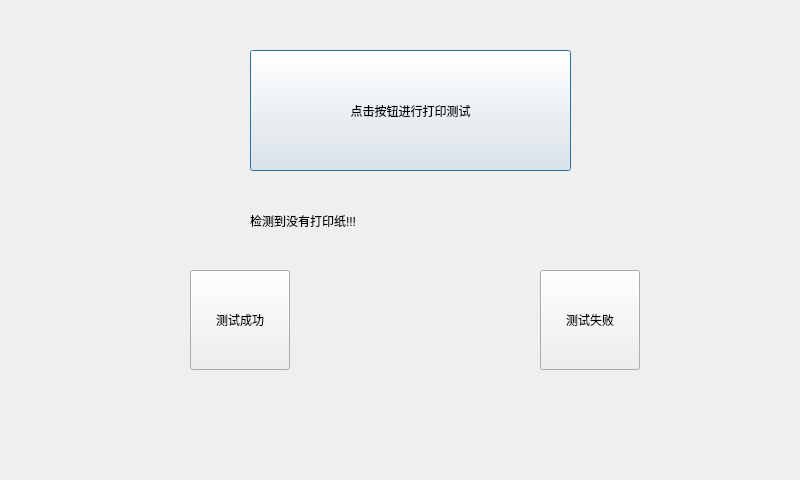
qy-tech/QFactoryTest, file printertestdialog.ui: the form before one commit.
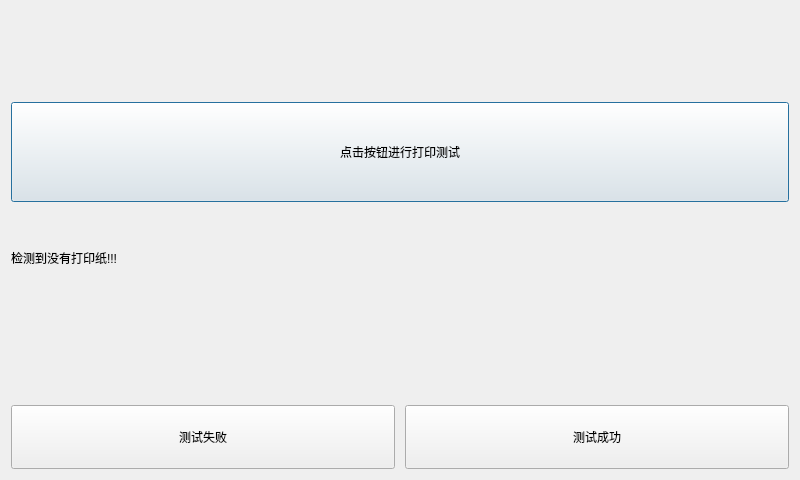
The form after the commit.

Diff of the .ui file:
```diff
--- a/printertestdialog.ui
+++ b/printertestdialog.ui
@@ -19,64 +19,118 @@
   <property name="windowTitle">
    <string>Printer Test</string>
   </property>
-  <widget class="QPushButton" name="btnPrinter">
-   <property name="geometry">
-    <rect>
-     <x>250</x>
-     <y>50</y>
-     <width>321</width>
-     <height>121</height>
-    </rect>
-   </property>
-   <property name="sizePolicy">
-    <sizepolicy hsizetype="Expanding" vsizetype="Expanding">
-     <horstretch>0</horstretch>
-     <verstretch>0</verstretch>
-    </sizepolicy>
-   </property>
-   <property name="text">
-    <string>点击按钮进行打印测试</string>
-   </property>
-  </widget>
-  <widget class="QPushButton" name="okButton">
-   <property name="geometry">
-    <rect>
-     <x>190</x>
-     <y>270</y>
-     <width>100</width>
-     <height>100</height>
-    </rect>
-   </property>
-   <property name="text">
-    <string>测试成功</string>
-   </property>
-  </widget>
-  <widget class="QPushButton" name="failedButton">
-   <property name="geometry">
-    <rect>
-     <x>540</x>
-     <y>270</y>
-     <width>100</width>
-     <height>100</height>
-    </rect>
-   </property>
-   <property name="text">
-    <string>测试失败</string>
-   </property>
-  </widget>
-  <widget class="QLabel" name="statusLabel">
-   <property name="geometry">
-    <rect>
-     <x>250</x>
-     <y>200</y>
-     <width>311</width>
-     <height>41</height>
-    </rect>
-   </property>
-   <property name="text">
-    <string>检测到没有打印纸!!!</string>
-   </property>
-  </widget>
+  <layout class="QVBoxLayout" name="verticalLayout">
+   <item>
+    <spacer name="verticalSpacer_2">
+     <property name="orientation">
+      <enum>Qt::Vertical</enum>
+     </property>
+     <property name="sizeHint" stdset="0">
+      <size>
+       <width>20</width>
+       <height>40</height>
+      </size>
+     </property>
+    </spacer>
+   </item>
+   <item>
+    <layout class="QVBoxLayout" name="verticalLayout_2">
+     <item>
+      <widget class="QPushButton" name="btnPrinter">
+       <property name="sizePolicy">
+        <sizepolicy hsizetype="Preferred" vsizetype="Preferred">
+         <horstretch>0</horstretch>
+         <verstretch>0</verstretch>
+        </sizepolicy>
+       </property>
+       <property name="minimumSize">
+        <size>
+         <width>0</width>
+         <height>100</height>
+        </size>
+       </property>
+       <property name="text">
+        <string>点击按钮进行打印测试</string>
+       </property>
+      </widget>
+     </item>
+     <item>
+      <widget class="QLabel" name="statusLabel">
+       <property name="minimumSize">
+        <size>
+         <width>0</width>
+         <height>100</height>
+        </size>
+       </property>
+       <property name="contextMenuPolicy">
+        <enum>Qt::DefaultContextMenu</enum>
+       </property>
+       <property name="text">
+        <string>检测到没有打印纸!!!</string>
+       </property>
+      </widget>
+     </item>
+    </layout>
+   </item>
+   <item>
+    <spacer name="verticalSpacer">
+     <property name="orientation">
+      <enum>Qt::Vertical</enum>
+     </property>
+     <property name="sizeHint" stdset="0">
+      <size>
+       <width>20</width>
+       <height>40</height>
+      </size>
+     </property>
+    </spacer>
+   </item>
+   <item>
+    <layout class="QHBoxLayout" name="layout_action_buttons" stretch="0,0">
+     <property name="spacing">
+      <number>10</number>
+     </property>
+     <item>
+      <widget class="QPushButton" name="failedButton">
+       <property name="sizePolicy">
+        <sizepolicy hsizetype="Preferred" vsizetype="Preferred">
+         <horstretch>0</horstretch>
+         <verstretch>0</verstretch>
+        </sizepolicy>
+       </property>
+       <property name="minimumSize">
+        <size>
+         <width>0</width>
+         <height>64</height>
+        </size>
+       </property>
+       <property name="text">
+        <string>测试失败</string>
+       </property>
+      </widget>
+     </item>
+     <item>
+      <widget class="QPushButton" name="okButton">
+       <property name="sizePolicy">
+        <sizepolicy hsizetype="Preferred" vsizetype="Preferred">
+         <horstretch>0</horstretch>
+         <verstretch>0</verstretch>
+        </sizepolicy>
+       </property>
+       <property name="minimumSize">
+        <size>
+         <width>0</width>
+         <height>64</height>
+        </size>
+       </property>
+       <property name="text">
+        <string>测试成功</string>
+       </property>
+      </widget>
+     </item>
+    </layout>
+   </item>
+  </layout>
  </widget>
  <resources/>
  <connections/>
```
Left out of the diff: 35 changed lines with no effect on the pictures.
